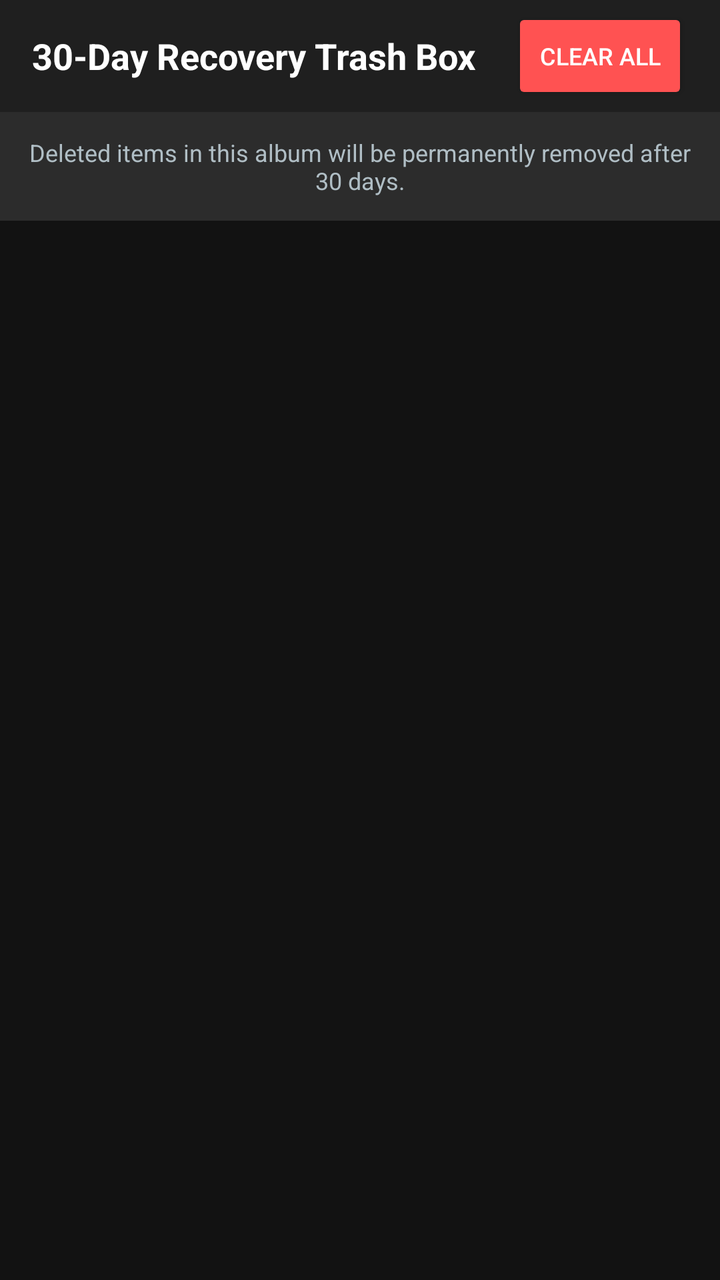
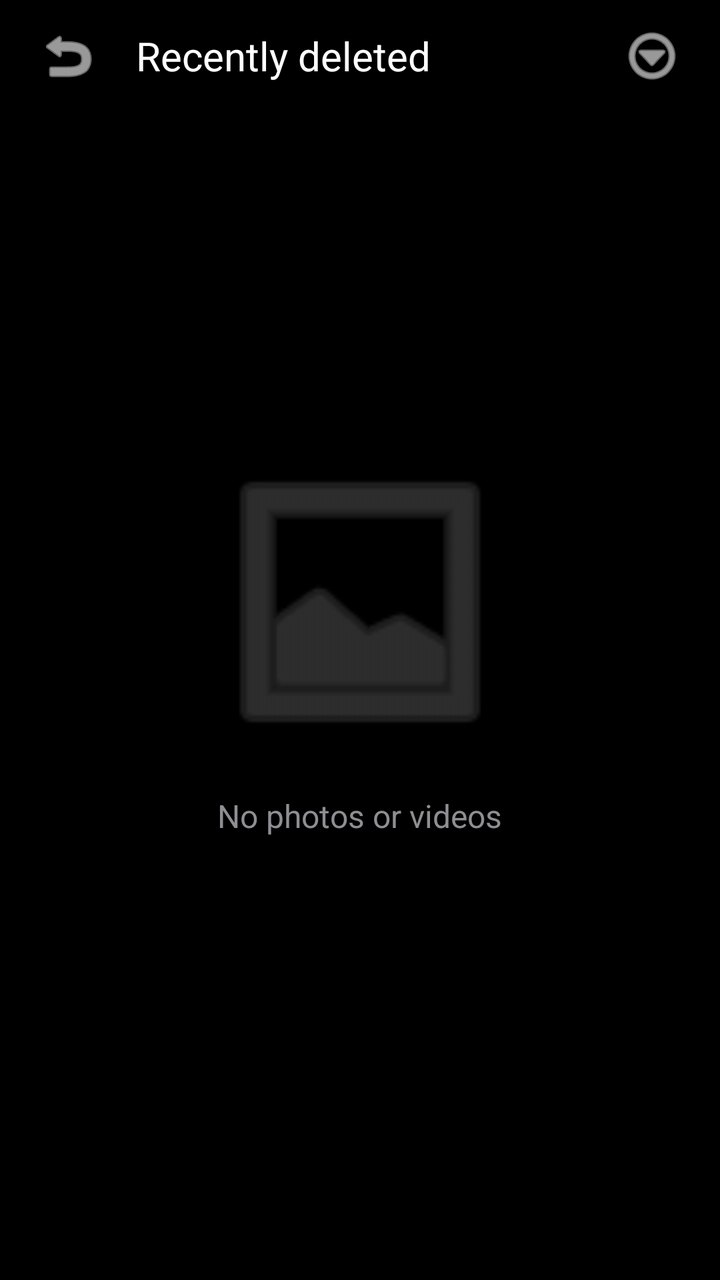

Compare the two renders of this Android layout. The source of the first and the diff that turns it into the second are given below.
<!-- AndroidManifest.xml: application theme Theme.AppCompat.DayNight.NoActionBar -->
<!-- res/layout/activity_trash.xml -->
<?xml version="1.0" encoding="utf-8"?>
<LinearLayout xmlns:android="http://schemas.android.com/apk/res/android"
    android:layout_width="match_parent"
    android:layout_height="match_parent"
    android:orientation="vertical"
    android:background="#121212">

    <RelativeLayout
        android:layout_width="match_parent"
        android:layout_height="56dp"
        android:background="#1F1F1F"
        android:paddingHorizontal="16dp">

        <TextView
            android:layout_width="wrap_content"
            android:layout_height="wrap_content"
            android:layout_centerVertical="true"
            android:text="30-Day Recovery Trash Box"
            android:textColor="#FFFFFF"
            android:textSize="18sp"
            android:textStyle="bold" />

        <Button
            android:id="@+id/btnClearAll"
            android:layout_width="wrap_content"
            android:layout_height="wrap_content"
            android:layout_alignParentEnd="true"
            android:layout_centerVertical="true"
            android:backgroundTint="#FF5252"
            android:text="Clear All"
            android:textColor="#FFFFFF"
            android:textSize="12sp" />
    </RelativeLayout>

    <TextView
        android:layout_width="match_parent"
        android:layout_height="wrap_content"
        android:background="#2C2C2C"
        android:padding="12dp"
        android:text="Deleted items in this album will be permanently removed after 30 days."
        android:textColor="#B0BEC5"
        android:textSize="12sp"
        android:gravity="center" />

    <androidx.recyclerview.widget.RecyclerView
        android:id="@+id/recyclerViewTrash"
        android:layout_width="match_parent"
        android:layout_height="match_parent"
        android:padding="8dp" />

</LinearLayout>
<!-- resources referenced by this layout -->
<resources>

</resources>

<!-- the commit's change to res/layout/activity_trash.xml (unified diff, before → after) -->
@@ -1,51 +1,80 @@
 <?xml version="1.0" encoding="utf-8"?>
-<LinearLayout xmlns:android="http://schemas.android.com/apk/res/android"
+<RelativeLayout xmlns:android="http://schemas.android.com/apk/res/android"
+    xmlns:app="http://schemas.android.com/apk/res-auto"
     android:layout_width="match_parent"
     android:layout_height="match_parent"
-    android:orientation="vertical"
-    android:background="#121212">
+    android:background="#000000">
 
+    
     <RelativeLayout
+        android:id="@+id/topBarTrash"
         android:layout_width="match_parent"
         android:layout_height="56dp"
-        android:background="#1F1F1F"
         android:paddingHorizontal="16dp">
+
+        <ImageButton
+            android:id="@+id/btnTrashBack"
+            android:layout_width="36dp"
+            android:layout_height="36dp"
+            android:layout_centerVertical="true"
+            android:background="?attr/selectableItemBackgroundBorderless"
+            android:src="@android:drawable/ic_menu_revert"
+            app:tint="#FFFFFF" />
+
+        <TextView
+            android:id="@+id/tvTrashTitle"
+            android:layout_width="wrap_content"
+            android:layout_height="wrap_content"
+            android:layout_centerVertical="true"
+            android:layout_toEndOf="@id/btnTrashBack"
+            android:layout_marginStart="16dp"
+            android:text="Recently deleted"
+            android:textColor="#FFFFFF"
+            android:textSize="20sp"
+            android:textStyle="normal" />
+
+        <ImageButton
+            android:id="@+id/btnTrashMenu"
+            android:layout_width="36dp"
+            android:layout_height="36dp"
+            android:layout_alignParentEnd="true"
+            android:layout_centerVertical="true"
+            android:background="?attr/selectableItemBackgroundBorderless"
+            android:src="@android:drawable/ic_menu_more"
+            app:tint="#FFFFFF" />
+    </RelativeLayout>
+
+    
+    <LinearLayout
+        android:id="@+id/layoutEmptyState"
+        android:layout_width="wrap_content"
+        android:layout_height="wrap_content"
+        android:layout_centerInParent="true"
+        android:gravity="center"
+        android:orientation="vertical">
+
+        <ImageView
+            android:layout_width="160dp"
+            android:layout_height="160dp"
+            android:src="@android:drawable/ic_menu_gallery"
+            app:tint="#4A4A4A" />
 
         <TextView
             android:layout_width="wrap_content"
             android:layout_height="wrap_content"
-            android:layout_centerVertical="true"
-            android:text="30-Day Recovery Trash Box"
-            android:textColor="#FFFFFF"
-            android:textSize="18sp"
-            android:textStyle="bold" />
+            android:layout_marginTop="16dp"
+            android:text="No photos or videos"
+            android:textColor="#8E8E93"
+            android:textSize="16sp" />
+    </LinearLayout>
 
-        <Button
-            android:id="@+id/btnClearAll"
-            android:layout_width="wrap_content"
-            android:layout_height="wrap_content"
-            android:layout_alignParentEnd="true"
-            android:layout_centerVertical="true"
-            android:backgroundTint="#FF5252"
-            android:text="Clear All"
-            android:textColor="#FFFFFF"
-            android:textSize="12sp" />
-    </RelativeLayout>
-
-    <TextView
-        android:layout_width="match_parent"
-        android:layout_height="wrap_content"
-        android:background="#2C2C2C"
-        android:padding="12dp"
-        android:text="Deleted items in this album will be permanently removed after 30 days."
-        android:textColor="#B0BEC5"
-        android:textSize="12sp"
-        android:gravity="center" />
-
+    
     <androidx.recyclerview.widget.RecyclerView
         android:id="@+id/recyclerViewTrash"
         android:layout_width="match_parent"
         android:layout_height="match_parent"
-        android:padding="8dp" />
+        android:layout_below="@id/topBarTrash"
+        android:padding="4dp"
+        android:visibility="gone" />
 
-</LinearLayout>
+</RelativeLayout>
